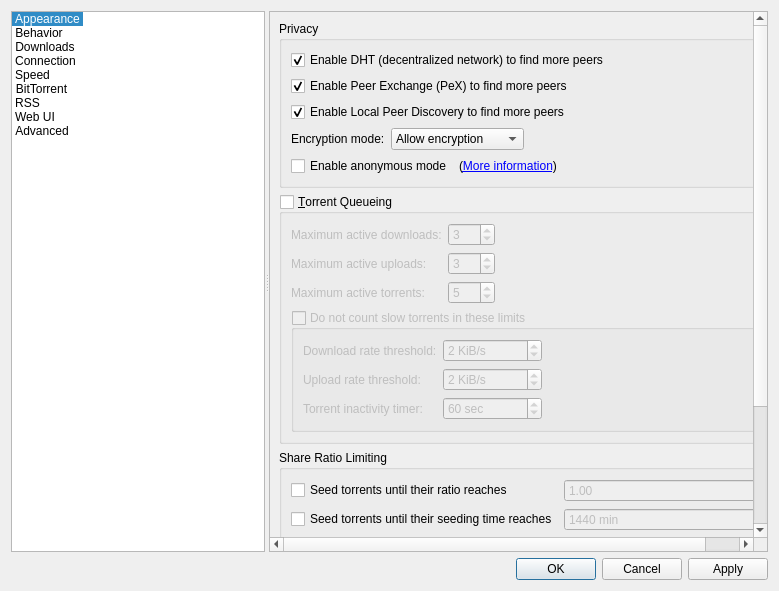
zeule/qbit, file src/gui/optionsdialog.ui: the form before one commit.
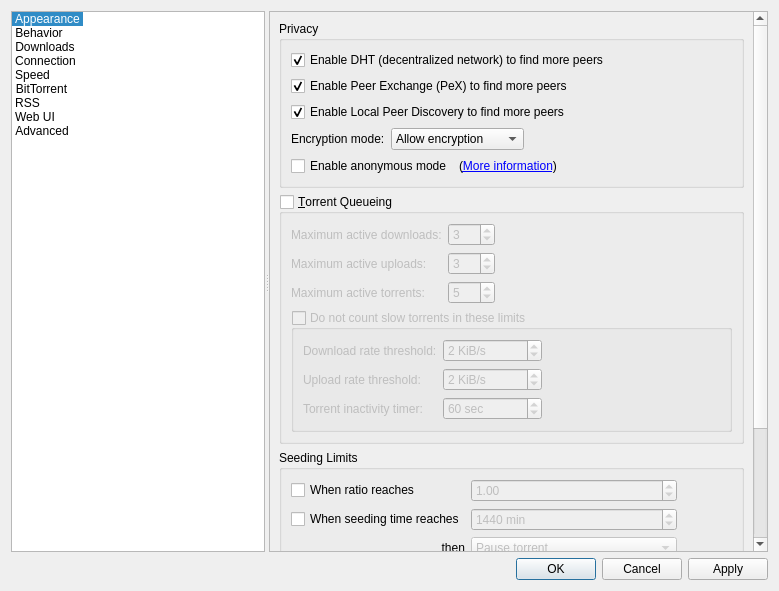
The form after the commit. The open tabs and pages were chosen to show the change. Icons and pictures are not drawn. Custom widgets are drawn as their Qt base class.

Commit message: Rename share ratio limiting options

```diff
--- a/src/gui/optionsdialog.ui
+++ b/src/gui/optionsdialog.ui
@@ -2688,7 +2688,7 @@
             <item>
              <widget class="QGroupBox" name="ratioBox">
               <property name="title">
-               <string>Share Ratio Limiting</string>
+               <string>Seeding Limits</string>
               </property>
               <layout class="QGridLayout" name="gridLayout_91">
                <item row="2" column="1">
@@ -2710,7 +2710,7 @@
                <item row="2" column="0">
                 <widget class="QCheckBox" name="checkMaxSeedingMinutes">
                  <property name="text">
-                  <string>Seed torrents until their seeding time reaches</string>
+                  <string>When seeding time reaches</string>
                  </property>
                 </widget>
                </item>
@@ -2754,7 +2754,7 @@
                <item row="1" column="0">
                 <widget class="QCheckBox" name="checkMaxRatio">
                  <property name="text">
-                  <string>Seed torrents until their ratio reaches</string>
+                  <string>When ratio reaches</string>
                  </property>
                 </widget>
                </item>
```
Left out of the diff: 2 changed lines with no effect on the pictures. The commit also changes 1 other file.
